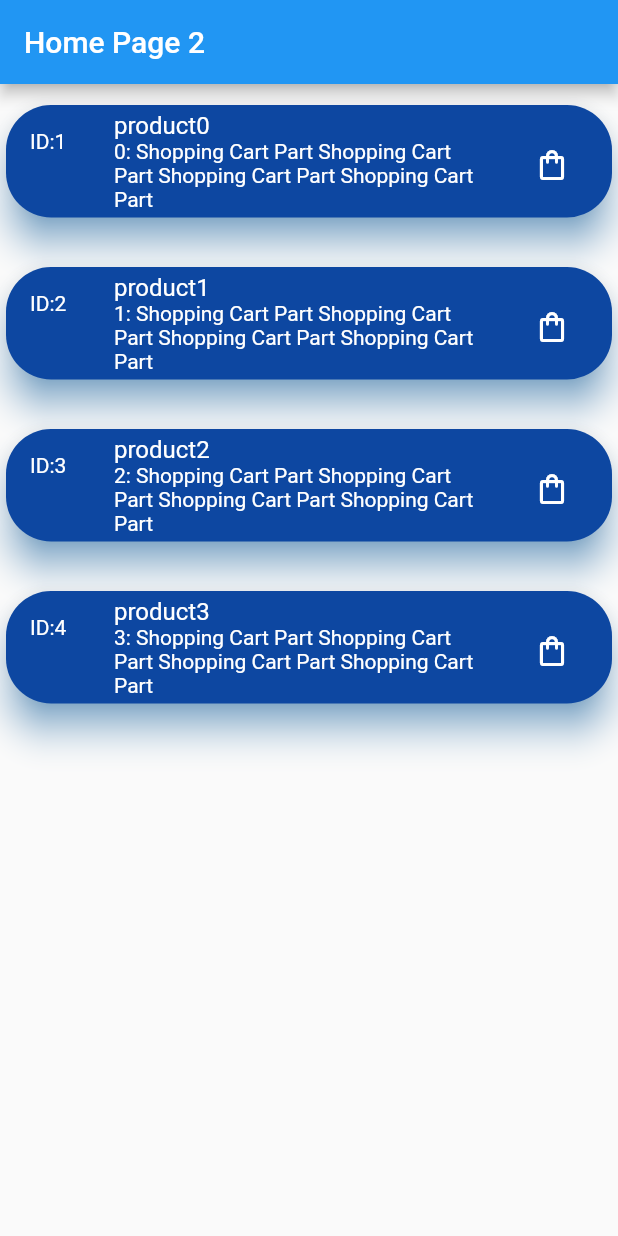
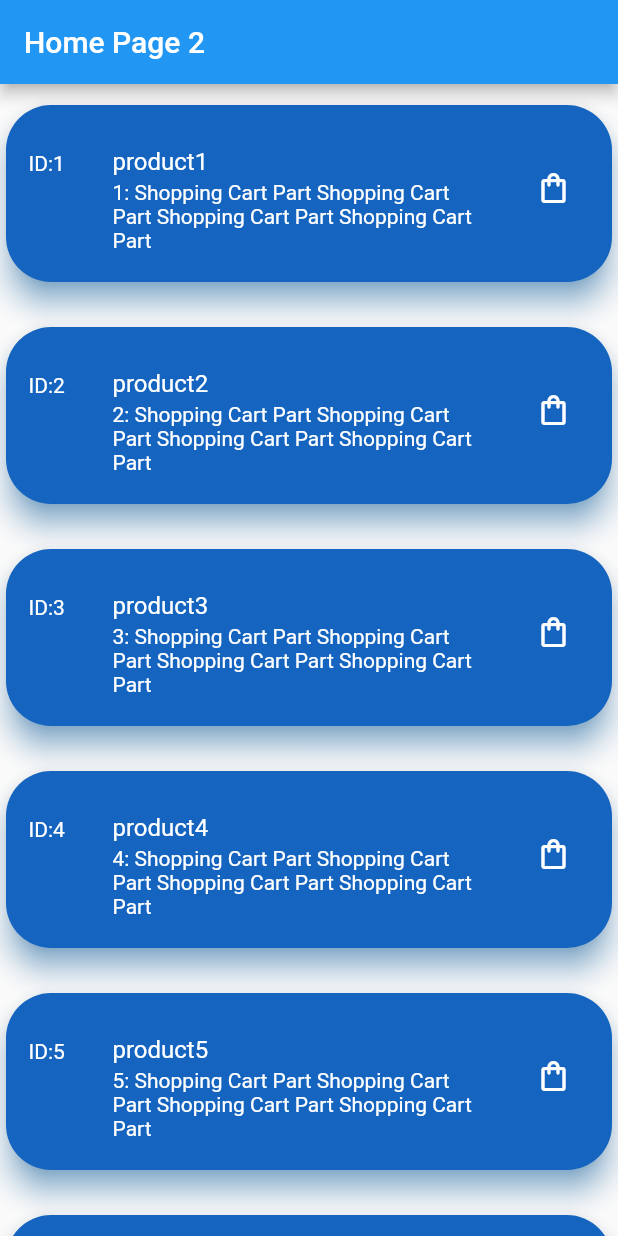
Before and after one commit to RayanIsmael/Provider-test1, a Flutter app: the screen it shows after launch, on a phone screen of 412 x 824 dp. Run offline on Flutter 3.47's test engine with Material 2 defaults, Android fonts, the phone set to English and light mode, and no system bars; our stand-ins replace awesome_dialog.

Commit message:
more normal

```diff
--- a/lib/exampl2/home2.dart
+++ b/lib/exampl2/home2.dart
@@ -27,6 +27,18 @@ class Home2 extends StatelessWidget {
       "body":
           " Shopping Cart Part Shopping Cart Part Shopping Cart Part Shopping Cart Part"
     },
+    {
+      "id": 5,
+      "title": "product",
+      "body":
+          " Shopping Cart Part Shopping Cart Part Shopping Cart Part Shopping Cart Part"
+    },
+    {
+      "id": 6,
+      "title": "product",
+      "body":
+          " Shopping Cart Part Shopping Cart Part Shopping Cart Part Shopping Cart Part"
+    },
   ];
 
   @override
@@ -40,19 +52,21 @@ class Home2 extends StatelessWidget {
           itemCount: products.length,
           itemBuilder: (context, index) {
             return Container(
-              padding: EdgeInsets.only(top: (index == 0) ? 10 : 25),
+              padding: EdgeInsets.only(top: (index == 0) ? 10 : 12, bottom: 10),
               child: Card(
                 shape: RoundedRectangleBorder(
                     borderRadius: BorderRadius.circular(30)),
-                elevation: 10,
+                elevation: 8,
                 shadowColor: Colors.blue,
-                color: Colors.blue[900],
+                color: Colors.blue[800],
                 child: ListTile(
+                    contentPadding: EdgeInsets.all(15),
+                    isThreeLine: true,
                     leading: Text("ID:${products[index]['id']}",
                         style: TextStyle(color: Colors.white)),
-                    title: Text("${products[index]['title']}$index",
+                    title: Text("${products[index]['title']}${index+1}",
                         style: TextStyle(color: Colors.white)),
-                    subtitle: Text("$index:${products[index]['body']}",
+                    subtitle: Text("${index+1}:${products[index]['body']}",
                         style: TextStyle(color: Colors.white)),
 
                     ///
```
